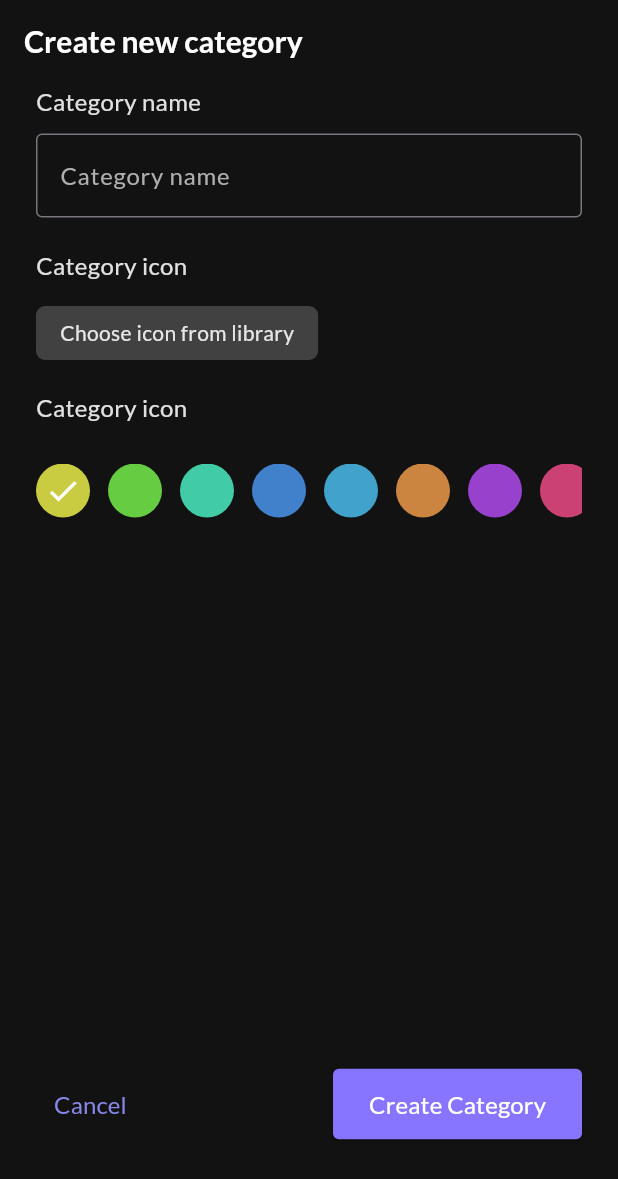
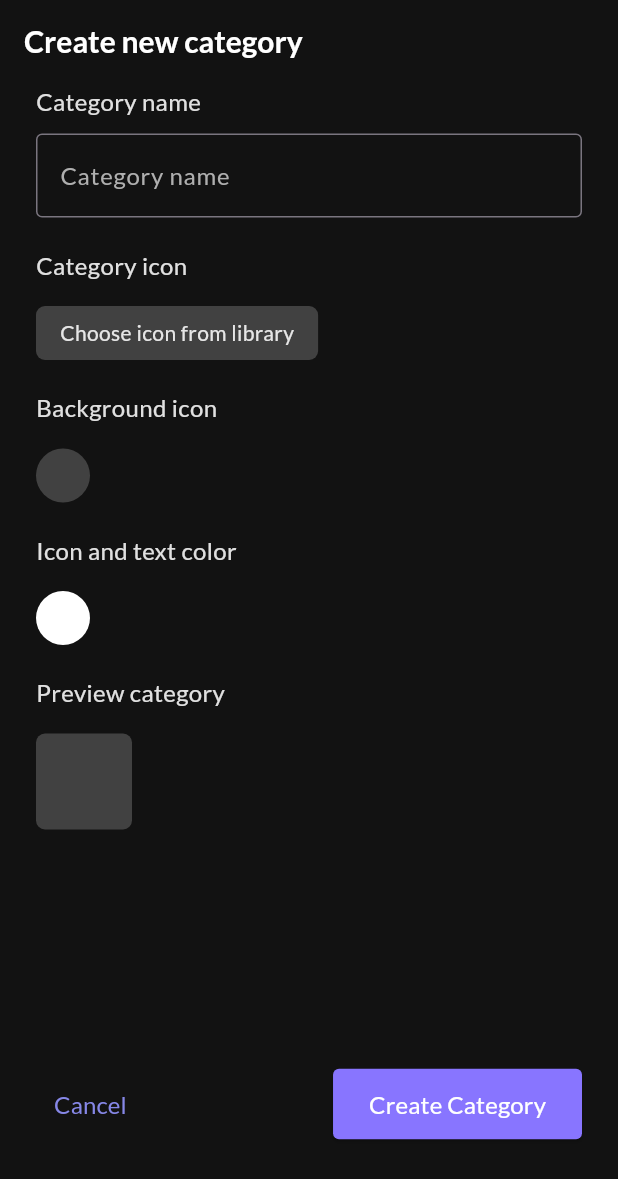
Before and after one commit to duongthai2003/flutter-up-todo, a Flutter app: the screen it shows after launch, on a phone screen of 412 x 824 dp. Shown: the top 1179 px of the screen. Run offline on Flutter 3.47's test engine with Material 3 defaults, Android fonts, the phone set to English and light mode, and no system bars; our stand-ins replace easy_localization, flutter_colorpicker, google_fonts, realm, shared_preferences; missing offline and left inert: flutter_iconpicker; generated files the repository leaves out were written again.

Commit message:
realm icon picker color picker

```diff
--- a/assets/translations/en.json
+++ b/assets/translations/en.json
@@ -11,7 +11,10 @@
         "category_name": "Category name",
         "category_icon": "Category icon",
         "choose_icon_from_library": "Choose icon from library",
-        "create_category": "Create Category"
+        "create_category": "Create Category",
+        "background_color": "Background icon",
+        "icon_and_text_color": "Icon and text color",
+        "preview_category": "Preview category"
     }
 
 }
--- a/assets/translations/vi.json
+++ b/assets/translations/vi.json
@@ -11,7 +11,10 @@
         "category_name": "Tên danh mục",
         "category_icon": "Icon danh mục",
         "choose_icon_from_library": "Chọn icon từ thư viện",
-        "create_category": "Tạo danh mục"
+        "create_category": "Tạo danh mục",
+        "background_color": "Màu nền icon",
+        "icon_and_text_color": "Màu icon và text",
+        "preview_category": "Xem trước danh mục"
     }
 
 }
--- /dev/null
+++ b/lib/entities/category_realm_entity.dart
@@ -0,0 +1,14 @@
+import 'package:realm/realm.dart';
+
+part 'category_realm_entity.realm.dart'; // thêm tên file vào đây để Realm biết file này là part của file nào
+
+@RealmModel()
+class _CategoryRealmEntity {
+  // tên class phải viết thường và bắt đầu bằng _ vì realm bắt buộc phải có
+  @PrimaryKey()
+  late ObjectId id;
+  late String name;
+  late int? iconCodePoint; // để lưu icon trong flutter. Icons
+  late String backgroundColorHex; // color hex string vì nó không thể lưu được class colors trực tiếp
+  late String iconColorHex;
+}
--- /dev/null
+++ b/lib/entities/category_realm_entity.realm.dart
@@ -0,0 +1,124 @@
+// dart format width=80
+// GENERATED CODE - DO NOT MODIFY BY HAND
+
+part of 'category_realm_entity.dart';
+
+// **************************************************************************
+// RealmObjectGenerator
+// **************************************************************************
+
+// coverage:ignore-file
+// ignore_for_file: type=lint
+class CategoryRealmEntity extends _CategoryRealmEntity
+    with RealmEntity, RealmObjectBase, RealmObject {
+  CategoryRealmEntity(
+    ObjectId id,
+    String name,
+    String backgroundColorHex,
+    String iconColorHex, {
+    int? iconCodePoint,
+  }) {
+    RealmObjectBase.set(this, 'id', id);
+    RealmObjectBase.set(this, 'name', name);
+    RealmObjectBase.set(this, 'iconCodePoint', iconCodePoint);
+    RealmObjectBase.set(this, 'backgroundColorHex', backgroundColorHex);
+    RealmObjectBase.set(this, 'iconColorHex', iconColorHex);
+  }
+
+  CategoryRealmEntity._();
+
+  @override
+  ObjectId get id => RealmObjectBase.get<ObjectId>(this, 'id') as ObjectId;
+  @override
+  set id(ObjectId value) => RealmObjectBase.set(this, 'id', value);
+
+  @override
+  String get name => RealmObjectBase.get<String>(this, 'name') as String;
+  @override
+  set name(String value) => RealmObjectBase.set(this, 'name', value);
+
+  @override
+  int? get iconCodePoint =>
+      RealmObjectBase.get<int>(this, 'iconCodePoint') as int?;
+  @override
+  set iconCodePoint(int? value) =>
+      RealmObjectBase.set(this, 'iconCodePoint', value);
+
+  @override
+  String get backgroundColorHex =>
+      RealmObjectBase.get<String>(this, 'backgroundColorHex') as String;
+  @override
+  set backgroundColorHex(String value) =>
+      RealmObjectBase.set(this, 'backgroundColorHex', value);
+
+  @override
+  String get iconColorHex =>
+      RealmObjectBase.get<String>(this, 'iconColorHex') as String;
+  @override
+  set iconColorHex(String value) =>
+      RealmObjectBase.set(this, 'iconColorHex', value);
+
+  @override
+  Stream<RealmObjectChanges<CategoryRealmEntity>> get changes =>
+      RealmObjectBase.getChanges<CategoryRealmEntity>(this);
+
+  @override
+  Stream<RealmObjectChanges<CategoryRealmEntity>> changesFor([
+    List<String>? keyPaths,
+  ]) => RealmObjectBase.getChangesFor<CategoryRealmEntity>(this, keyPaths);
+
+  @override
+  CategoryRealmEntity freeze() =>
+      RealmObjectBase.freezeObject<CategoryRealmEntity>(this);
+
+  EJsonValue toEJson() {
+    return <String, dynamic>{
+      'id': id.toEJson(),
+      'name': name.toEJson(),
+      'iconCodePoint': iconCodePoint.toEJson(),
+      'backgroundColorHex': backgroundColorHex.toEJson(),
+      'iconColorHex': iconColorHex.toEJson(),
+    };
+  }
+
+  static EJsonValue _toEJson(CategoryRealmEntity value) => value.toEJson();
+  static CategoryRealmEntity _fromEJson(EJsonValue ejson) {
+    if (ejson is! Map<String, dynamic>) return raiseInvalidEJson(ejson);
+    return switch (ejson) {
+      {
+        'id': EJsonValue id,
+        'name': EJsonValue name,
+        'backgroundColorHex': EJsonValue backgroundColorHex,
+        'iconColorHex': EJsonValue iconColorHex,
+      } =>
+        CategoryRealmEntity(
+          fromEJson(id),
+          fromEJson(name),
+          fromEJson(backgroundColorHex),
+          fromEJson(iconColorHex),
+          iconCodePoint: fromEJson(ejson['iconCodePoint']),
+        ),
+      _ => raiseInvalidEJson(ejson),
+    };
+  }
+
+  static final schema = () {
+    RealmObjectBase.registerFactory(CategoryRealmEntity._);
+    register(_toEJson, _fromEJson);
+    return const SchemaObject(
+      ObjectType.realmObject,
+      CategoryRealmEntity,
+      'CategoryRealmEntity',
+      [
+        SchemaProperty('id', RealmPropertyType.objectid, primaryKey: true),
+        SchemaProperty('name', RealmPropertyType.string),
+        SchemaProperty('iconCodePoint', RealmPropertyType.int, optional: true),
+        SchemaProperty('backgroundColorHex', RealmPropertyType.string),
+        SchemaProperty('iconColorHex', RealmPropertyType.string),
+      ],
+    );
+  }();
+
+  @override
+  SchemaObject get objectSchema => RealmObjectBase.getSchema(this) ?? schema;
+}
--- a/lib/ui/category/createOrEditCategory.dart
+++ b/lib/ui/category/createOrEditCategory.dart
@@ -1,5 +1,10 @@
 import 'package:easy_localization/easy_localization.dart';
+import 'package:fluter_app/entities/category_realm_entity.dart';
 import 'package:flutter/material.dart';
+import 'package:flutter_colorpicker/flutter_colorpicker.dart';
+import 'package:flutter_iconpicker/Models/configuration.dart';
+import 'package:flutter_iconpicker/flutter_iconpicker.dart';
+import 'package:realm/realm.dart';
 
 class CreateOrEditCategory extends StatefulWidget {
   const CreateOrEditCategory({super.key});
@@ -10,25 +15,25 @@ class CreateOrEditCategory extends StatefulWidget {
 
 class _CreateOrEditCategoryState extends State<CreateOrEditCategory> {
   final _nameCategoryController = TextEditingController();
+  //  khai báo màu sắc cho danh mục
+  // final List<Color> _colorsDataSource = [
+  //   const Color(0xFFC9CC41),
 
-  final List<Color> _colorsDataSource = [
-    const Color(0xFFC9CC41),
-
-    const Color(0xFF66CC41),
-    const Color(0xFF41CCA7),
-    const Color(0xFF4181CC),
-    const Color(0xFF41A2CC),
-    const Color(0xFFCC8441),
-    const Color(0xFF9741CC),
-    const Color(0xFFCC4173),
-  ];
+  //   const Color(0xFF66CC41),
+  //   const Color(0xFF41CCA7),
+  //   const Color(0xFF4181CC),
+  //   const Color(0xFF41A2CC),
+  //   const Color(0xFFCC8441),
+  //   const Color(0xFF9741CC),
+  //   const Color(0xFFCC4173),
+  // ];
   //  nếu muốn gán luôn khi ở phần trên khai báo thì dùng 1 trong 3 cách :
-  // 1. late Color? selectedColor = _colorsDataSource[0];
+  // 1. late Color? backgroundCategoryColor = _colorsDataSource[0];
   // 2. khai báo _colorsDataSource  là static const
   // 3. khai báo trong initState()
   // ==> nếu khoognn dùng các cách trên thì  nó báo lỗi vì: Khi tạo object, các initializer của field chạy trước constructor và trước initState. Ở thời điểm đó Dart chưa cho phép dùng this hay field khác của cùng instance, kể cả khi field đó khai báo phía trên. Lý do là thứ tự khởi tạo field không được phép phụ thuộc lẫn nhau.
 
-  late Color? selectedColor = _colorsDataSource[0];
+  late Color backgroundCategoryColor = Colors.white.withValues(alpha: 0.20);
 
   // khai báo 1 lần khi chạy lần đầu tiên
   // @override
@@ -45,8 +50,10 @@ class _CreateOrEditCategoryState extends State<CreateOrEditCategory> {
   //     const Color(0xFF9741CC),
   //     const Color(0xFFCC4173),
   //   ]);
-  //   selectedColor = _colorsDataSource[0];
+  //   backgroundCategoryColor = _colorsDataSource[0];
   // }
+  IconPickerIcon? _iconSelected;
+  late Color iconAndTextColor = Colors.white;
 
   @override
   Widget build(BuildContext context) {
@@ -84,6 +91,8 @@ class _CreateOrEditCategoryState extends State<CreateOrEditCategory> {
                 _categoryNameField(),
                 _categoryIconField(),
                 _categoryColor(),
+                _IconAndTextCategoryColor(),
+                _previewCategory(),
               ],
             ),
           ),
@@ -114,6 +123,9 @@ class _CreateOrEditCategoryState extends State<CreateOrEditCategory> {
                   borderSide: BorderSide(width: 1, color: Color(0xF979797)),
                 ),
               ),
+              onChanged: (String? value) {
+                setState(() {});
+              },
             ),
           ),
         ],
@@ -131,7 +143,7 @@ class _CreateOrEditCategoryState extends State<CreateOrEditCategory> {
           _titleField("category.category_icon".tr()),
           GestureDetector(
             onTap: () {
-              print("choose icon from library");
+              _chooseIcon();
             },
             child: Container(
               padding: EdgeInsets.symmetric(horizontal: 16, vertical: 8),
@@ -140,7 +152,9 @@ class _CreateOrEditCategoryState extends State<CreateOrEditCategory> {
                 color: Colors.white.withValues(alpha: 0.20),
               ),
 
-              child: Text(
+              child: _iconSelected != null
+                  ? Icon(_iconSelected?.data, color: iconAndTextColor, size: 26)
+                  : Text(
                       "category.choose_icon_from_library".tr(),
                       style: TextStyle(
                         color: Colors.white.withValues(alpha: 0.87),
@@ -162,41 +176,52 @@ class _CreateOrEditCategoryState extends State<CreateOrEditCategory> {
         mainAxisAlignment: MainAxisAlignment.start,
         crossAxisAlignment: CrossAxisAlignment.start,
         children: [
-          _titleField("category.category_icon".tr()),
-
-          Container(
-            margin: EdgeInsets.only(top: 10),
-            width: double.infinity,
-            height: 36,
-            child: ListView.builder(
-              scrollDirection: Axis.horizontal, // chiều cuộn ngang
-              itemBuilder: (context, index) {
-                final colorItem = _colorsDataSource[index];
-                final isSelected = selectedColor == colorItem;
-                return GestureDetector(
-                  onTap: () {
-                    print("click on: ${index}");
-                    setState(() {
-                      selectedColor = colorItem;
-                    });
-                  },
+          _titleField("category.background_color".tr()),
+          GestureDetector(
+            onTap: _onChooseCategoryBackgroundColor,
             child: Container(
               width: 36,
               height: 36,
               margin: EdgeInsets.only(right: 12),
               decoration: BoxDecoration(
                 borderRadius: BorderRadius.circular(36 / 2),
-                      color: colorItem,
-                    ),
-                    child: isSelected
-                        ? Icon(Icons.check, color: Colors.white)
-                        : null,
-                  ),
-                );
-              },
-              itemCount: _colorsDataSource.length,
+                color: backgroundCategoryColor,
               ),
             ),
+          ),
+          // Container(
+          //   margin: EdgeInsets.only(top: 10),
+          //   width: double.infinity,
+          //   height: 36,
+          //   child: ListView.builder(
+          //     scrollDirection: Axis.horizontal, // chiều cuộn ngang
+          //     itemBuilder: (context, index) {
+          //       final colorItem = _colorsDataSource[index];
+          //       final isSelected = backgroundCategoryColor == colorItem;
+          //       return GestureDetector(
+          //         onTap: () {
+          //           print("click on: ${index}");
+          //           setState(() {
+          //             backgroundCategoryColor = colorItem;
+          //           });
+          //         },
+          //         child: Container(
+          //           width: 36,
+          //           height: 36,
+          //           margin: EdgeInsets.only(right: 12),
+          //           decoration: BoxDecoration(
+          //             borderRadius: BorderRadius.circular(36 / 2),
+          //             color: colorItem,
+          //           ),
+          //           child: isSelected
+          //               ? Icon(Icons.check, color: Colors.white)
+          //               : null,
+          //         ),
+          //       );
+          //     },
+          //     itemCount: _colorsDataSource.length,
+          //   ),
+          // ),
         ],
       ),
     );
@@ -246,9 +271,165 @@ class _CreateOrEditCategoryState extends State<CreateOrEditCategory> {
     );
   }
 
+  Widget _IconAndTextCategoryColor() {
+    return Container(
+      child: Column(
+        spacing: 16,
+        mainAxisAlignment: MainAxisAlignment.start,
+        crossAxisAlignment: CrossAxisAlignment.start,
+        children: [
+          _titleField("category.icon_and_text_color".tr()),
+          GestureDetector(
+            onTap: _onChooseIconAndTextCategoryColor,
+            child: Container(
+              width: 36,
+              height: 36,
+              margin: EdgeInsets.only(right: 12),
+              decoration: BoxDecoration(
+                borderRadius: BorderRadius.circular(36 / 2),
+                color: iconAndTextColor,
+              ),
+            ),
+          ),
+        ],
+      ),
+    );
+  }
+
+  Widget _previewCategory() {
+    return Container(
+      child: Column(
+        spacing: 16,
+        mainAxisAlignment: MainAxisAlignment.start,
+        crossAxisAlignment: CrossAxisAlignment.start,
+        children: [
+          _titleField("category.preview_category".tr()),
+          Container(
+            height: 64,
+            width: 64,
+            decoration: BoxDecoration(
+              borderRadius: BorderRadius.circular(6),
+              color: backgroundCategoryColor,
+            ),
+
+            child: Icon(_iconSelected?.data, color: iconAndTextColor, size: 32),
+          ),
+          Text(
+            _nameCategoryController.text,
+            style: TextStyle(color: Colors.white, fontSize: 14),
+          ),
+        ],
+      ),
+    );
+  }
+
   void _handleCreateCategory() {
     final categoryName = _nameCategoryController.text;
-    final categoryColor = selectedColor;
-    print("categoryName: $categoryName, categoryColor: $categoryColor");
+    final categoryBackgroundColor = '#${backgroundCategoryColor.toHexString()}';
+    final iconAndTextColorHex = '#${iconAndTextColor.toHexString()}';
+
+    if (categoryName.isEmpty || _iconSelected?.data == null) {
+      // không làm gì cả
+      // show thông báo cho user biết
+
+      return;
+    }
+
+    var config = Configuration.local([CategoryRealmEntity.schema]);
+    var realm = Realm(config);
+
+    var category = CategoryRealmEntity(
+      ObjectId(),
+      categoryName,
+      iconCodePoint: _iconSelected?.data.codePoint,
+      categoryBackgroundColor,
+      iconAndTextColorHex,
+    );
+    realm.write(() {
+      realm.add(category);
+    });
+    _iconSelected = null;
+    iconAndTextColor = Colors.white;
+    backgroundCategoryColor = Colors.white.withValues(alpha: 0.20);
+    setState(() {}); // viết như này nghĩa là  báo cho Flutter rằng dữ liệu của màn hình này vừa đổi, nên cần vẽ lại widget.
+    // show thông báo cho user biết
+    _showAlert("Thông báo", "Danh mục đã được tạo thành công");
+  }
+
+  void _chooseIcon() async {
+    IconPickerIcon? icon = await showIconPicker(
+      context,
+      configuration: SinglePickerConfiguration(
+        iconPackModes: [IconPack.material],
+      ),
+    );
+    setState(() {
+      _iconSelected = icon;
+    });
+  }
+
+  void _onChooseCategoryBackgroundColor() async {
+    showDialog(
+      context: context,
+      builder: (context) {
+        //  cách hiển thị list màu 1
+        return AlertDialog(
+          content: SingleChildScrollView(
+            child: MaterialPicker(
+              pickerColor: backgroundCategoryColor,
+              onColorChanged: (Color newColor) {
+                setState(() {
+                  backgroundCategoryColor = newColor;
+                });
+                Navigator.pop(context);
+              },
+            ),
+          ),
+        );
+      },
+    );
+  }
+
+  void _onChooseIconAndTextCategoryColor() async {
+    showDialog(
+      context: context,
+      builder: (context) {
+        //  cách hiển thị list màu 2
+        return AlertDialog(
+          content: SingleChildScrollView(
+            child: ColorPicker(
+              pickerColor: iconAndTextColor,
+              onColorChanged: (Color newColor) {
+                setState(() {
+                  iconAndTextColor = newColor;
+                });
+                Navigator.pop(context);
+              },
+            ),
+          ),
+        );
+      },
+    );
+  }
+
+  void _showAlert(String title, String message) {
+    showDialog(
+      context: context,
+      builder: (context) {
+        return AlertDialog(
+          title: Text(title),
+          content: Text(message),
+          // actionsAlignment: MainAxisAlignment.center,
+          actions: [
+            TextButton(
+              onPressed: () {
+                Navigator.pop(context);
+              },
+              child: Text("OK"),
+            ),
+          ],
+        );
+      },
+    );
   }
 }
--- a/pubspec.yaml
+++ b/pubspec.yaml
@@ -14,6 +14,9 @@ dependencies:
   google_fonts: ^8.2.1
   shared_preferences: ^2.5.6
   easy_localization: ^3.0.8
+  realm: ^20.2.0
+  flutter_iconpicker: ^4.0.3
+  flutter_colorpicker: ^1.1.0
 
 dev_dependencies:
   flutter_test:
```
Also changed, not shown: build.yaml (added, +11 -0 lines), pubspec.lock, 7 other files. Lines whose indentation alone changed are shown as unchanged.
